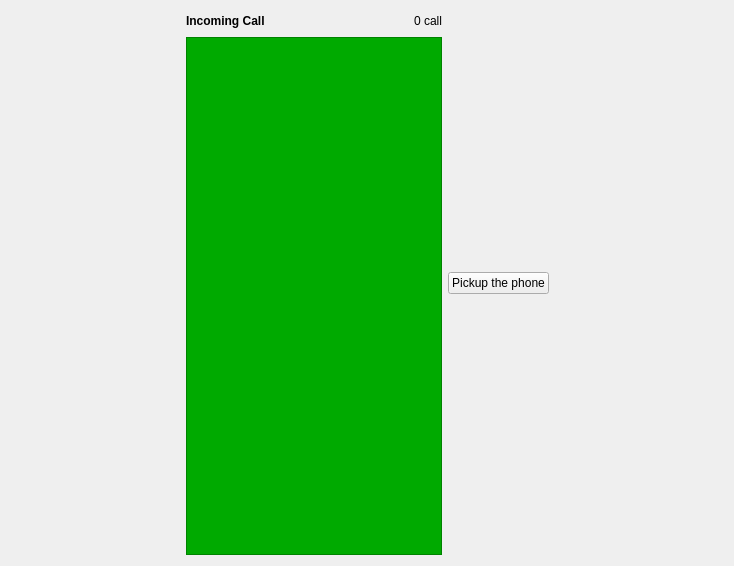
This is xivoclient/src/xlets/switchboard/switchboard.ui in wazo-platform/wazo-client-qt as Qt 5 draws it before an edit. The edited form follows.
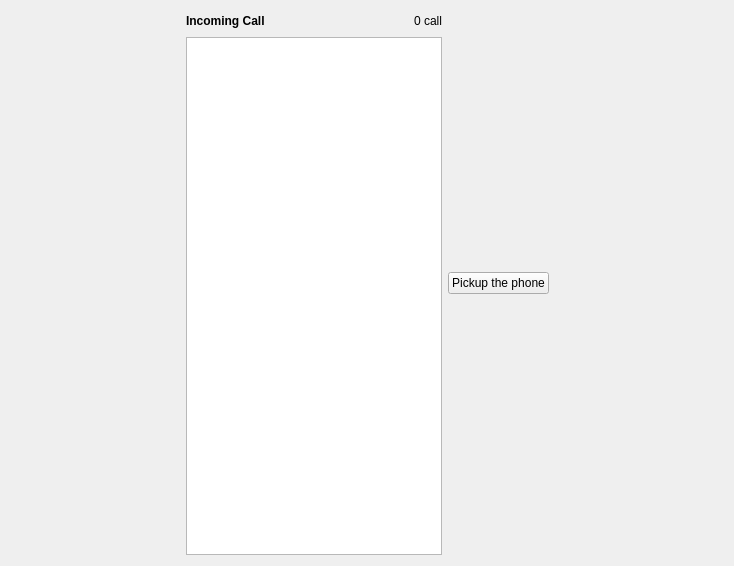
This is the edited form. Custom widgets are drawn as their Qt base class.

Commit message: remove green debugging color

The edit to the form file:
```diff
--- a/xivoclient/src/xlets/switchboard/switchboard.ui
+++ b/xivoclient/src/xlets/switchboard/switchboard.ui
@@ -77,7 +77,7 @@
           </sizepolicy>
          </property>
          <property name="styleSheet">
-          <string notr="true">background-color: rgb(0, 170, 0)</string>
+          <string notr="true"/>
          </property>
          <property name="horizontalScrollBarPolicy">
           <enum>Qt::ScrollBarAsNeeded</enum>
```
